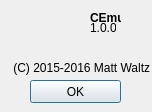
This is aboutwindow.ui in CE-Programming/CEmu as Qt 5 draws it before an edit. The edited form follows.
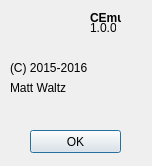
This is the edited form. Icons and pictures are not drawn.

```diff
--- a/aboutwindow.ui
+++ b/aboutwindow.ui
@@ -7,7 +7,7 @@
     <x>0</x>
     <y>0</y>
     <width>152</width>
-    <height>112</height>
+    <height>166</height>
    </rect>
   </property>
   <property name="windowTitle">
@@ -71,14 +71,14 @@
     </rect>
    </property>
    <property name="text">
-    <string> (C) 2015-2016 Matt Waltz</string>
+    <string>(C) 2015-2016</string>
    </property>
   </widget>
   <widget class="QPushButton" name="pushButton">
    <property name="geometry">
     <rect>
      <x>30</x>
-     <y>80</y>
+     <y>130</y>
      <width>91</width>
      <height>23</height>
     </rect>
@@ -87,6 +87,19 @@
     <string>OK</string>
    </property>
   </widget>
+  <widget class="QLabel" name="label_5">
+   <property name="geometry">
+    <rect>
+     <x>10</x>
+     <y>80</y>
+     <width>81</width>
+     <height>16</height>
+    </rect>
+   </property>
+   <property name="text">
+    <string>Matt Waltz</string>
+   </property>
+  </widget>
  </widget>
  <resources/>
  <connections/>
```
